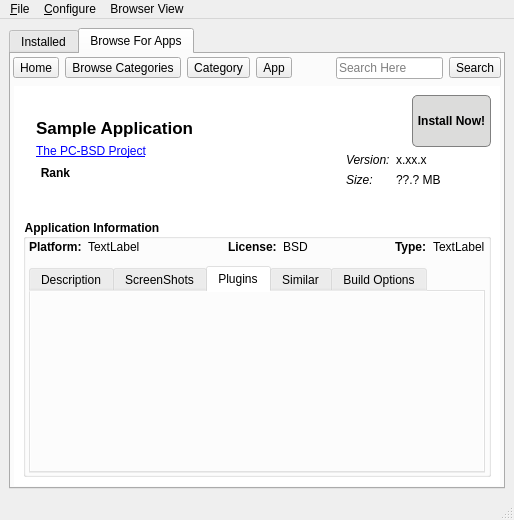
First picture: the form in pc-new-softwaremanager/mainUI.ui, repository pcbsd/pcbsd-projects, before the edit.
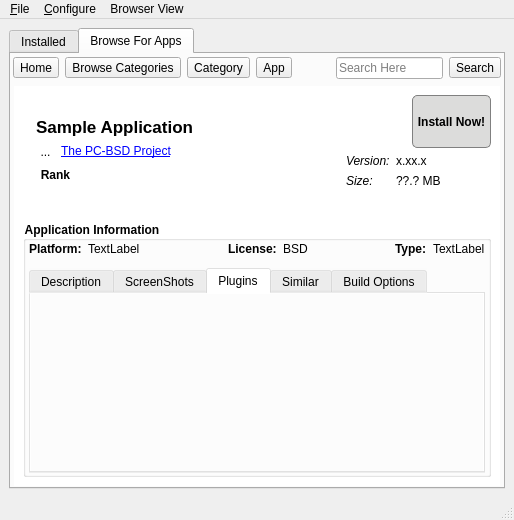
Second picture: the form after the edit. The open tabs and pages were chosen to show the change. Icons and pictures are not drawn.

Commit message: Make sure the new AppCafe uses the conflict detection in the DLProcess class, and also ensure that the application website gets launched as user, not root.

Diff of the .ui file:
```diff
--- a/pc-new-softwaremanager/mainUI.ui
+++ b/pc-new-softwaremanager/mainUI.ui
@@ -1082,6 +1082,26 @@
                  </widget>
                 </item>
                 <item>
+                 <layout class="QHBoxLayout" name="horizontalLayout_15">
+                  <item>
+                   <widget class="QToolButton" name="tool_app_openweb">
+                    <property name="toolTip">
+                     <string>Open application website in browser</string>
+                    </property>
+                    <property name="styleSheet">
+                     <string notr="true">QToolButton{background: transparent; border-width: 0px;}
+QToolButton::hover{border: 1px solid rgba(100,120,255,200); }</string>
+                    </property>
+                    <property name="text">
+                     <string>...</string>
+                    </property>
+                    <property name="icon">
+                     <iconset resource="SoftwareManager.qrc">
+                      <normaloff>:/icons/graphicalapp.png</normaloff>:/icons/graphicalapp.png</iconset>
+                    </property>
+                   </widget>
+                  </item>
+                  <item>
                  <widget class="QLabel" name="label_bapp_authorweb">
                   <property name="text">
                    <string notr="true">&lt;a href=http://www.pcbsd.org&gt;The PC-BSD Project&lt;/a&gt;</string>
@@ -1091,6 +1111,8 @@
                   </property>
                  </widget>
                 </item>
+                 </layout>
+                </item>
                 <item>
                  <widget class="QToolButton" name="tool_app_rank">
                   <property name="font">
@@ -1528,8 +1550,8 @@
                        <rect>
                         <x>0</x>
                         <y>0</y>
-                        <width>452</width>
-                        <height>165</height>
+                        <width>88</width>
+                        <height>18</height>
                        </rect>
                       </property>
                      </widget>
```
Left out of the diff: 32 changed lines with no effect on the pictures. Lines whose indentation alone changed are shown as unchanged. The commit also changes 3 other files.
